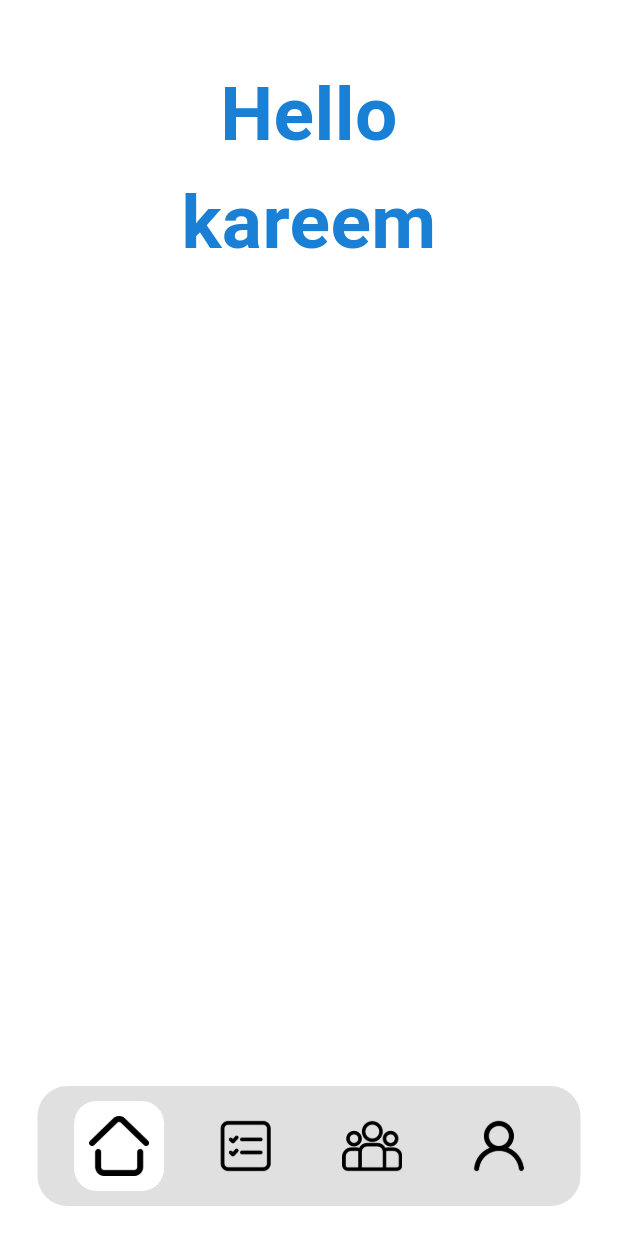
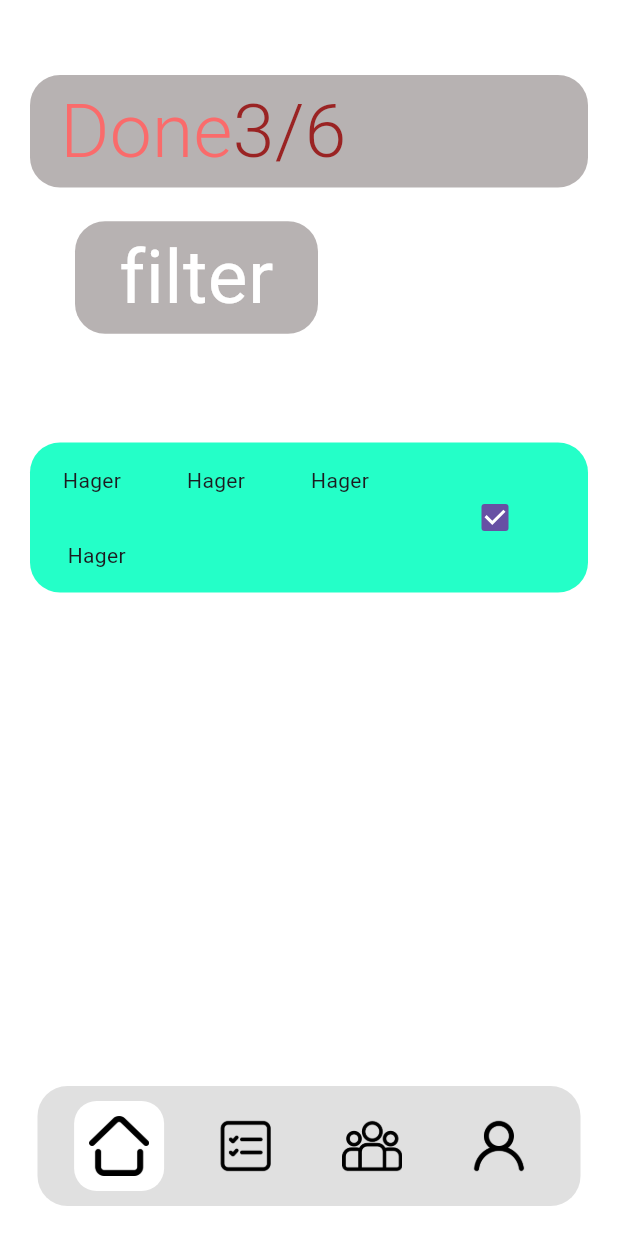
Before and after one commit to KSABBAS/Codeveloper-To-Do, a Flutter app: the screen it shows after launch, on a phone screen of 412 x 824 dp. Run offline on Flutter 3.47's test engine with Material 3 defaults, Android fonts, the phone set to English and light mode, and no system bars; our stand-ins replace animated_notch_bottom_bar, get, shared_preferences; Roboto replaces fonts that are missing (Courgette).

Commit message:
Done home page

```diff
--- a/codeveloper_to_do/lib/Constants/ColorsUsded.dart
+++ b/codeveloper_to_do/lib/Constants/ColorsUsded.dart
@@ -3,7 +3,8 @@ import 'package:flutter/material.dart';
 class UsedColors {
   static Color White = Colors.white;
   static Color Blue = Color.fromARGB(255, 25, 128, 213);
-  static Color lightGray = Color.fromARGB(255,224,224,224);
-  static Color Orange = Color.fromARGB(255,255,158,66);
-  static Color SoftYello = Color.fromARGB(255,245,230,99);
+  static Color lightGray = Color.fromARGB(255, 224, 224, 224);
+  static Color Orange = Color.fromARGB(255, 255, 158, 66);
+  static Color SoftYello = Color.fromARGB(255, 245, 230, 99);
+  static Color Brown = Color.fromRGBO(91, 87, 47, 1);
 }
--- a/codeveloper_to_do/lib/View/Pages/PageOne/PageOne.dart
+++ b/codeveloper_to_do/lib/View/Pages/PageOne/PageOne.dart
@@ -1,13 +1,7 @@
-import 'package:codeveloper_to_do/Constants/ColorsUsded.dart';
 import 'package:codeveloper_to_do/MyTools.dart';
-import 'package:codeveloper_to_do/View/Tasks/DatedTasks/DatedTask.dart';
-import 'package:codeveloper_to_do/View/Tasks/NoDateTasks/NoDateTask.dart';
-import 'package:codeveloper_to_do/data/SignUpData.dart';
 import 'package:codeveloper_to_do/data/Tasks/SpecificTasks/TaskWithDataToDo.dart';
 import 'package:codeveloper_to_do/data/Tasks/Task.dart';
-import 'package:codeveloper_to_do/main.dart';
 import 'package:flutter/material.dart';
-import 'package:shared_preferences/shared_preferences.dart';
 
 class PageOne extends StatefulWidget {
   const PageOne({super.key});
@@ -21,33 +15,126 @@ class _PageOneState extends State<PageOne> {
   TaskWithDataToDo taskWithDataToDo = new TaskWithDataToDo();
   @override
   Widget build(BuildContext context) {
-    return ListView(
+    return ListView(children: [
+      PMaker(top: 50),
+      CMaker(
+        color: const Color.fromARGB(115, 96, 85, 85),
+        margin: EdgeInsets.symmetric(horizontal: 20),
+        padding: EdgeInsets.symmetric(horizontal: 20),
+        circularRadius: 20,
+        child: Row(
           children: [
+            TMaker(
+                text: "Done",
+                fontSize: 50,
+                fontWeight: FontWeight.w300,
+                color: const Color.fromARGB(255, 250, 107, 107)),
+            TMaker(
+                text: "3/6",
+                fontSize: 50,
+                fontWeight: FontWeight.w300,
+                color: const Color.fromARGB(255, 154, 35, 35)),
+            PMaker(top: 75),
+          ],
+        ),
+      ),
       PMaker(
-          top: 40,
+        top: 10,
+        left: 5,
       ),
       CMaker(
+        padding: EdgeInsets.only(right: 150),
+        width: double.infinity,
+        height: 100,
+        color: const Color.fromARGB(255, 255, 255, 255),
+        child: CMaker(
+          alignment: Alignment.center,
+          circularRadius: 20,
           child: TMaker(
-            text: "Hello ",
+            text: "filter",
             fontSize: 50,
-            fontWeight: FontWeight.w600,
-            color: UsedColors.Blue,
-            fontFamily: "Courgette",
+            fontWeight: FontWeight.w400,
+            color: Colors.white,
+          ),
+          color: const Color.fromARGB(115, 96, 85, 85),
+          margin: EdgeInsets.symmetric(horizontal: 50),
+          height: 75,
+        ),
+        alignment: Alignment.centerLeft,
+      ),
+      PMaker(top: 50),
+      Container(
+          height: 900,
+          child: ListView.builder(
+            physics: NeverScrollableScrollPhysics(),
+            shrinkWrap: false,
+            itemCount: 1,
+            itemBuilder: (context, index) {
+              return CMaker(
+                  color: const Color.fromARGB(255, 36, 255, 200),
+                  circularRadius: 20,
+                  margin:
+                      EdgeInsets.only(top: 10, bottom: 10, left: 20, right: 20),
+                  height: 100,
+                  child: Row(
+                    children: [
+                      Expanded(
+                        flex: 2,
+                        child: CMaker(
+                          height: 100,
+                          child: Column(
+                            children: [
+                              CMaker(
+                                child: Row(
+                                  children: [
+                                    Expanded(
+                                      child: CMaker(
+                                        height: 50,
+                                        child: Text("Hager"),
+                                        alignment: Alignment.center,
+                                      ),
+                                    ),
+                                    Expanded(
+                                      child: CMaker(
+                                        alignment: Alignment.center,
+                                        height: 50,
+                                        child: Text("Hager"),
+                                      ),
+                                    ),
+                                    Expanded(
+                                        child: CMaker(
+                                      alignment: Alignment.center,
+                                      height: 50,
+                                      child: Text("Hager"),
+                                    )),
+                                  ],
                                 ),
                               ),
                               CMaker(
-          child: TMaker(
-            text: "kareem", //"${UserData![0].split(" ")[0]} !!",
-            fontSize: 50,
-            fontWeight: FontWeight.w600,
-            color: UsedColors.Blue,
-            fontFamily: "Courgette",
+                                height: 50,
+                                padding: EdgeInsets.only(left: 25),
+                                alignment: Alignment.centerLeft,
+                                width: double.infinity,
+                                child: Text("Hager"),
+                                //  color: const Color.fromARGB(5, 90, 106, 102),
+                              ),
+                            ],
                           ),
                         ),
-        PMaker(
-          top: 20,
-        )
+                      ),
+                      Expanded(
+                          child: CMaker(
+                        height: 100,
+                        alignment: Alignment.center,
+                        child: Checkbox(
+                          value: true,
+                          onChanged: (value) {},
+                        ),
+                      )),
                     ],
-    );
+                  ));
+            },
+          )),
+    ]);
   }
 }
```
Also changed, not shown: 1 other file. Lines whose indentation alone changed are shown as unchanged.
